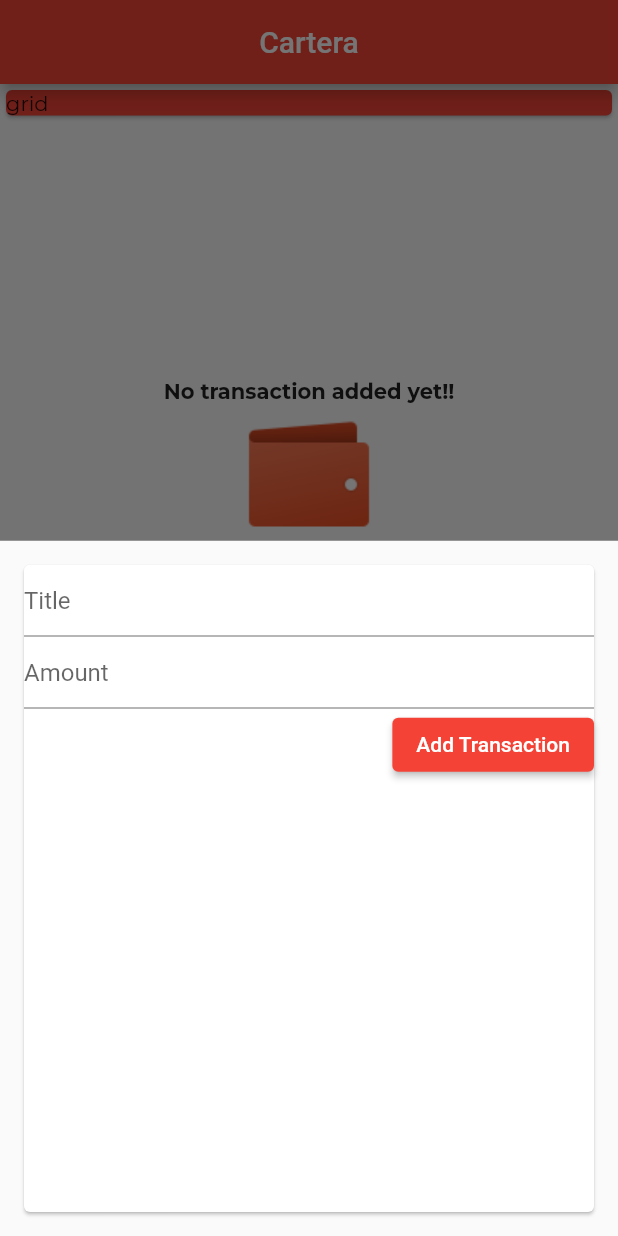
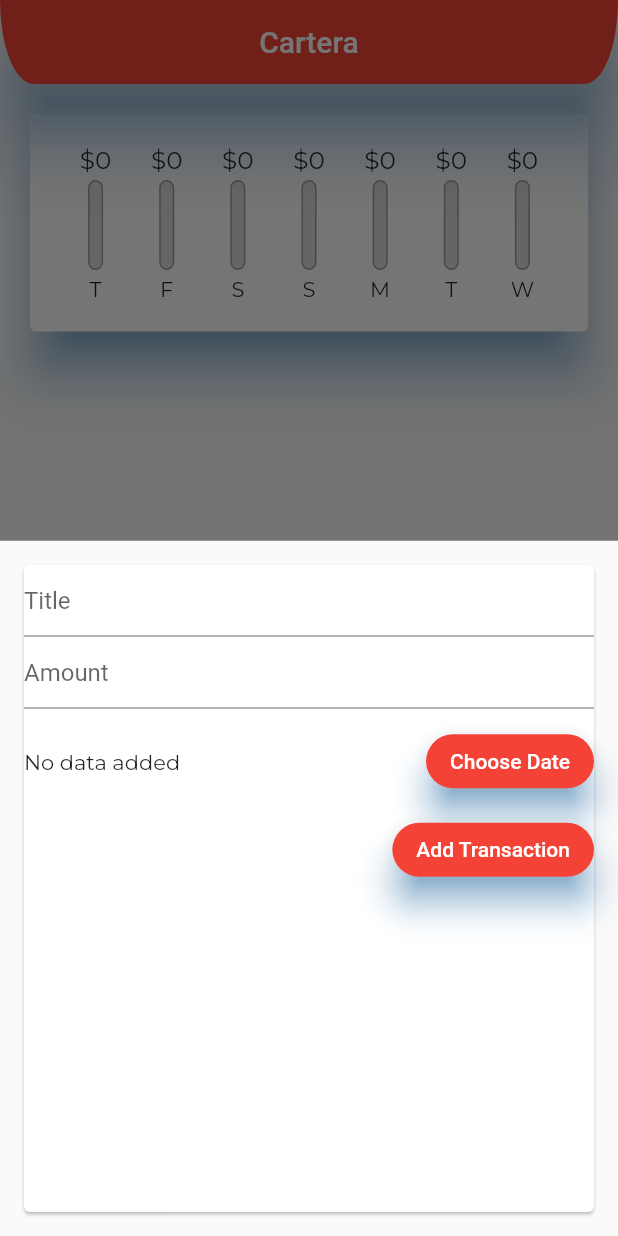
Before and after one commit to AbdullaNasarAp/Cartera, a Flutter app: the screen it shows after launch, after a tap on the "add" icon, on a phone screen of 412 x 824 dp. Run offline on Flutter 3.47's test engine with Material 2 defaults, Android fonts, the phone set to English and light mode, and no system bars; our stand-ins replace google_fonts.

Commit message:
after expense progression chart

```diff
--- a/lib/main.dart
+++ b/lib/main.dart
@@ -15,9 +15,10 @@ class MyApp extends StatelessWidget {
   Widget build(BuildContext context) {
     return MaterialApp(
       debugShowCheckedModeBanner: false,
-      home: HomeScreen(),
+      home: const HomeScreen(),
       theme: ThemeData(
         textTheme: TextTheme(
+          bodyText1: GoogleFonts.montserrat(),
           bodyText2: GoogleFonts.montserrat(),
         ),
         primaryColor: Colors.red,
--- a/lib/view/home/homescreen.dart
+++ b/lib/view/home/homescreen.dart
@@ -1,4 +1,5 @@
 import 'package:cartera/controller/model/transaction/transaction.dart';
+import 'package:cartera/view/home/widget/chart/chart.dart';
 import 'package:cartera/view/home/widget/new_transacton.dart';
 import 'package:cartera/view/home/widget/trasaction_list.dart';
 import 'package:flutter/material.dart';
@@ -11,20 +12,7 @@ class HomeScreen extends StatefulWidget {
 }
 
 class _HomeScreenState extends State<HomeScreen> {
-  final List<Transaction> _userTransaction = [
-    // Transaction(
-    //   id: 't1',
-    //   title: 'Buy a Iphone',
-    //   amount: 129000,
-    //   date: DateTime.now(),
-    // ),
-    // Transaction(
-    //   id: 't2',
-    //   title: 'Buy a Watch',
-    //   amount: 22000,
-    //   date: DateTime.now(),
-    // ),
-  ];
+  final List<Transaction> _userTransaction = [];
   void _addNewTranscation(String txTitle, double txAmount) {
     final newTx = Transaction(
         id: DateTime.now().toString(),
@@ -36,16 +24,22 @@ class _HomeScreenState extends State<HomeScreen> {
     });
   }
 
+  List<Transaction> get recentTransaction {
+    return _userTransaction.where((tx) {
+      return tx.date.isAfter(DateTime.now().subtract(const Duration(days: 7)));
+    }).toList();
+  }
+
   void startAddNewTransaction(BuildContext ctx) {
     showModalBottomSheet(
         context: ctx,
         builder: (_) {
           return GestureDetector(
             onTap: () {},
+            behavior: HitTestBehavior.opaque,
             child: NewTransaction(
               addTx: _addNewTranscation,
             ),
-            behavior: HitTestBehavior.opaque,
           );
         });
   }
@@ -58,18 +52,27 @@ class _HomeScreenState extends State<HomeScreen> {
       },
       child: Scaffold(
         appBar: AppBar(
+          elevation: 20,
+          shadowColor: Colors.blue,
+          shape: const RoundedRectangleBorder(
+            borderRadius: BorderRadius.only(
+              bottomLeft: Radius.elliptical(
+                200,
+                500,
+              ),
+              bottomRight: Radius.elliptical(
+                200,
+                500,
+              ),
+            ),
+          ),
           title: const Text("Cartera"),
           centerTitle: true,
         ),
         body: SingleChildScrollView(
           child: Column(
             children: [
-              Container(
-                  width: double.infinity,
-                  child: const Card(
-                    color: Colors.red,
-                    child: Text("grid"),
-                  )),
+              Chart(recentTransaction: recentTransaction),
               TransactionList(transactions: _userTransaction)
             ],
           ),
@@ -80,7 +83,7 @@ class _HomeScreenState extends State<HomeScreen> {
             onPressed: (() {
               startAddNewTransaction(context);
             }),
-            child: Icon(Icons.add),
+            child: const Icon(Icons.add),
           ),
         ),
       ),
--- /dev/null
+++ b/lib/view/home/widget/chart/chart.dart
@@ -0,0 +1,59 @@
+import 'package:cartera/controller/model/transaction/transaction.dart';
+import 'package:cartera/view/home/widget/chart/chart_bar.dart';
+import 'package:flutter/material.dart';
+import 'package:intl/intl.dart';
+
+class Chart extends StatelessWidget {
+  final List<Transaction>? recentTransaction;
+  List<Map<String, Object>> get groupedTransactionValue {
+    return List.generate(7, (index) {
+      final weekDay = DateTime.now().subtract(Duration(days: index));
+      var totalSum = 0.0;
+      for (var i = 0; i < recentTransaction!.length; i++) {
+        if (recentTransaction![i].date.day == weekDay.day &&
+            recentTransaction![i].date.month == weekDay.month &&
+            recentTransaction![i].date.year == weekDay.year) {
+          totalSum += recentTransaction![i].amount;
+        }
+      }
+
+      return {
+        'day': DateFormat.EEEE().format(weekDay).substring(0, 1),
+        'amount': totalSum,
+      };
+    }).reversed.toList();
+  }
+
+  double get totalSpending {
+    return groupedTransactionValue.fold(0.0, (sum, item) {
+      return sum + (item['amount'] as double);
+    });
+  }
+
+  const Chart({super.key, this.recentTransaction});
+
+  @override
+  Widget build(BuildContext context) {
+    return Card(
+        shadowColor: Colors.blue,
+        elevation: 15,
+        margin: const EdgeInsets.all(20),
+        child: Padding(
+          padding: const EdgeInsets.all(20),
+          child: Row(
+            mainAxisAlignment: MainAxisAlignment.spaceEvenly,
+            children: groupedTransactionValue.map((data) {
+              return Flexible(
+                fit: FlexFit.tight,
+                child: ChartBar(
+                    label: data['day'] as String,
+                    spendingAmount: data['amount'] as double,
+                    spendingPcOfAmount: totalSpending == 0.0
+                        ? 0.0
+                        : (data['amount'] as double) / totalSpending),
+              );
+            }).toList(),
+          ),
+        ));
+  }
+}
--- /dev/null
+++ b/lib/view/home/widget/chart/chart_bar.dart
@@ -0,0 +1,61 @@
+import 'package:flutter/material.dart';
+
+class ChartBar extends StatelessWidget {
+  final String label;
+  final double spendingAmount;
+  final double spendingPcOfAmount;
+  const ChartBar(
+      {super.key,
+      required this.label,
+      required this.spendingAmount,
+      required this.spendingPcOfAmount});
+
+  @override
+  Widget build(BuildContext context) {
+    return Column(
+      children: [
+        Container(
+            height: 20,
+            child: FittedBox(
+                child: Text("\$${spendingAmount.toStringAsFixed(0)}"))),
+        const SizedBox(
+          height: 4,
+        ),
+        SizedBox(
+          height: 60,
+          width: 10,
+          child: Stack(
+            children: [
+              Container(
+                decoration: BoxDecoration(
+                    border: Border.all(color: Colors.grey, width: 1.0),
+                    color: const Color.fromRGBO(
+                      220,
+                      220,
+                      220,
+                      1,
+                    ),
+                    borderRadius: BorderRadius.circular(10)),
+              ),
+              FractionallySizedBox(
+                heightFactor: spendingPcOfAmount,
+                child: Container(
+                  decoration: BoxDecoration(
+                    color: Theme.of(context).primaryColor,
+                    borderRadius: BorderRadius.circular(
+                      10,
+                    ),
+                  ),
+                ),
+              )
+            ],
+          ),
+        ),
+        const SizedBox(
+          height: 4,
+        ),
+        Text(label)
+      ],
+    );
+  }
+}
--- a/lib/view/home/widget/new_transacton.dart
+++ b/lib/view/home/widget/new_transacton.dart
@@ -3,7 +3,7 @@ import 'package:flutter/material.dart';
 class NewTransaction extends StatefulWidget {
   final Function? addTx;
 
-  NewTransaction({super.key, this.addTx});
+  const NewTransaction({super.key, this.addTx});
 
   @override
   State<NewTransaction> createState() => _NewTransactionState();
@@ -32,7 +32,6 @@ class _NewTransactionState extends State<NewTransaction> {
   Widget build(BuildContext context) {
     return Padding(
       padding: const EdgeInsets.all(12.0),
-      child: Container(
       child: Card(
         child: Column(
           crossAxisAlignment: CrossAxisAlignment.end,
@@ -54,16 +53,40 @@ class _NewTransactionState extends State<NewTransaction> {
               ),
               onSubmitted: (_) => submitData(),
             ),
+            SizedBox(
+              height: 70,
+              child: Row(
+                mainAxisAlignment: MainAxisAlignment.spaceBetween,
+                children: [
+                  Text(
+                    "No data added",
+                  ),
                   ElevatedButton(
+                    style: ButtonStyle(
+                        shadowColor: MaterialStateProperty.all(Colors.blue),
+                        elevation: MaterialStateProperty.all(10),
+                        shape: MaterialStateProperty.all(RoundedRectangleBorder(
+                            borderRadius: BorderRadius.circular(20)))),
+                    onPressed: () {},
+                    child: Text("Choose Date"),
+                  )
+                ],
+              ),
+            ),
+            ElevatedButton(
+              style: ButtonStyle(
+                  shadowColor: MaterialStateProperty.all(Colors.blue),
+                  elevation: MaterialStateProperty.all(10),
+                  shape: MaterialStateProperty.all(RoundedRectangleBorder(
+                      borderRadius: BorderRadius.circular(20)))),
               onPressed: submitData,
-                child: Text(
+              child: const Text(
                 "Add Transaction",
               ),
             ),
           ],
         ),
       ),
-      ),
     );
   }
 }
--- a/lib/view/home/widget/trasaction_list.dart
+++ b/lib/view/home/widget/trasaction_list.dart
@@ -1,5 +1,6 @@
 import 'package:cartera/controller/model/transaction/transaction.dart';
 import 'package:flutter/material.dart';
+import 'package:google_fonts/google_fonts.dart';
 
 import 'package:intl/intl.dart';
 
@@ -9,7 +10,7 @@ class TransactionList extends StatelessWidget {
 
   @override
   Widget build(BuildContext context) {
-    return Container(
+    return SizedBox(
         height: 455,
         child: transactions.isEmpty
             ? Column(
@@ -25,35 +26,34 @@ class TransactionList extends StatelessWidget {
             : ListView.builder(
                 itemCount: transactions.length,
                 itemBuilder: (context, index) {
-                  return Card(
-                    child: Padding(
-                      padding: const EdgeInsets.all(8.0),
-                      child: Row(
-                        mainAxisAlignment: MainAxisAlignment.spaceBetween,
-                        children: [
-                          Column(
-                            crossAxisAlignment: CrossAxisAlignment.start,
-                            children: [
-                              Text(
+                  return ListTile(
+                    title: Text(
                       transactions[index].title,
-                                style: const TextStyle(
-                                    fontWeight: FontWeight.bold, fontSize: 17),
+                      style: GoogleFonts.montserrat(
+                        fontWeight: FontWeight.bold,
+                        fontSize: 17,
                       ),
-                              Text(
+                    ),
+                    subtitle: Text(
                       DateFormat('EEE ,MMM ,d ,y')
                           .add_jm()
                           .format(transactions[index].date),
+                      style: const TextStyle(color: Colors.grey, fontSize: 16),
+                    ),
+                    trailing: Container(
+                      padding: const EdgeInsets.all(12),
+                      decoration: BoxDecoration(
+                          border: Border.all(
+                              color: Colors.red,
+                              style: BorderStyle.solid,
+                              width: 2)),
+                      child: Flexible(
+                        fit: FlexFit.tight,
+                        child: Text(
+                          "₹ ${transactions[index].amount.toString()}",
                           style: const TextStyle(
-                                    color: Colors.grey, fontSize: 16),
+                              fontWeight: FontWeight.bold, fontSize: 20),
                         ),
-                            ],
-                          ),
-                          Text(
-                            "₹ ${transactions[index].amount.toString()}",
-                            style: TextStyle(
-                                fontWeight: FontWeight.bold, fontSize: 20),
-                          )
-                        ],
                       ),
                     ),
                   );
```
Also changed, not shown: lib/view/home/widget/chart.dart (deleted). Lines whose indentation alone changed are shown as unchanged.
